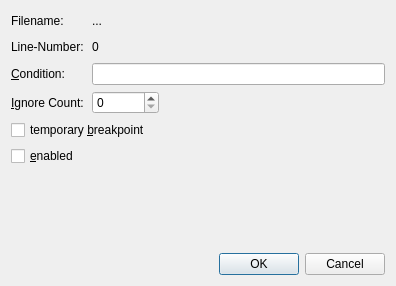
The window that Qitom/ui/dialogEditBreakpoint.ui (itom-project/itom) describes before a commit, drawn with Qt 5.
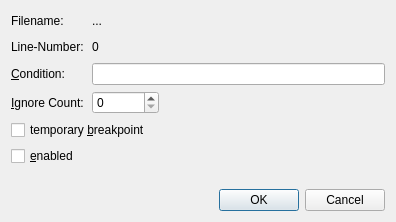
The same window after the commit.

Patch:
```diff
--- a/Qitom/ui/dialogEditBreakpoint.ui
+++ b/Qitom/ui/dialogEditBreakpoint.ui
@@ -10,7 +10,7 @@
     <x>0</x>
     <y>0</y>
     <width>396</width>
-    <height>286</height>
+    <height>222</height>
    </rect>
   </property>
   <property name="windowTitle">
```
Left out of the diff: 6 changed lines with no effect on the pictures.
